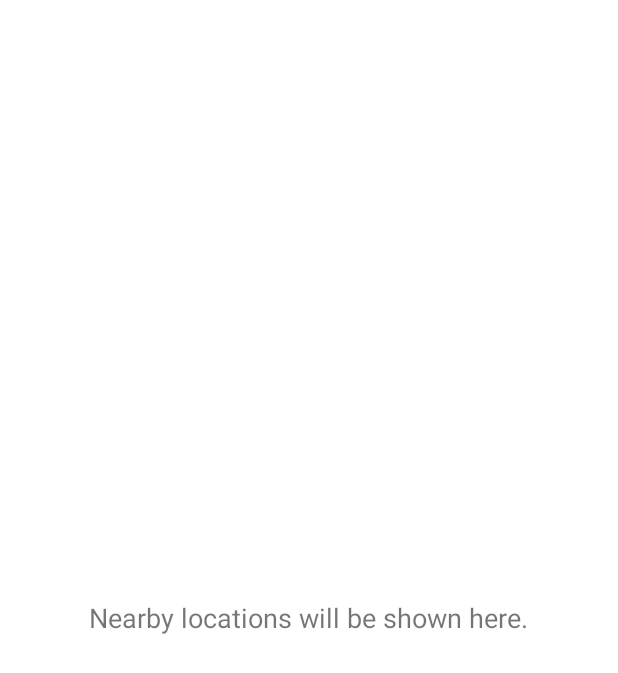
After one commit to KatsarosG/MountHub, an Android app: the NearbyLocActivity screen opened directly, with no data from a screen before it, on a phone screen of 412 x 824 dp. The commit adds this screen. Shown: the top 673 px of the screen. Run offline under Robolectric (Android 15) with nearby library versions, the phone set to English and light mode, and no system bars.

Commit message:
Added Nearby Locations button and new activity

```diff
--- a/app/src/main/AndroidManifest.xml
+++ b/app/src/main/AndroidManifest.xml
@@ -28,7 +28,10 @@
         <activity
             android:name=".MainActivity"
             android:exported="false">
+
         </activity>
+        <activity android:name=".NearbyLocActivity" />
+
         <activity
             android:name=".LoginActivity"
             android:exported="true"
--- /dev/null
+++ b/app/src/main/java/com/example/mounthub/NearbyLocActivity.java
@@ -0,0 +1,13 @@
+package com.example.mounthub;
+
+import android.os.Bundle;
+import androidx.appcompat.app.AppCompatActivity;
+import com.example.mounthub.R;
+
+public class NearbyLocActivity extends AppCompatActivity {
+    @Override
+    protected void onCreate(Bundle savedInstanceState) {
+        super.onCreate(savedInstanceState);
+        setContentView(R.layout.activity_nearby_loc);
+    }
+}
--- /dev/null
+++ b/app/src/main/res/layout/activity_nearby_loc.xml
@@ -0,0 +1,14 @@
+<?xml version="1.0" encoding="utf-8"?>
+<FrameLayout xmlns:android="http://schemas.android.com/apk/res/android"
+    android:layout_width="match_parent"
+    android:layout_height="match_parent"
+    android:padding="16dp">
+
+    <TextView
+        android:id="@+id/text_nearby"
+        android:layout_width="wrap_content"
+        android:layout_height="wrap_content"
+        android:text="Nearby locations will be shown here."
+        android:textSize="18sp"
+        android:layout_gravity="center" />
+</FrameLayout>
--- a/app/src/main/res/navigation/mobile_navigation.xml
+++ b/app/src/main/res/navigation/mobile_navigation.xml
@@ -22,4 +22,6 @@
         android:name="com.example.mounthub.ui.notifications.NotificationsFragment"
         android:label="@string/title_notifications"
         tools:layout="@layout/fragment_notifications" />
+
+
 </navigation>
--- a/app/src/main/res/values/strings.xml
+++ b/app/src/main/res/values/strings.xml
@@ -12,4 +12,6 @@
     <string name="logout">logout</string>
     <string name="confirm_password">confirm password</string>
     <string name="delete">delete</string>
+    <!-- TODO: Remove or change this placeholder text -->
+    <string name="hello_blank_fragment">Hello blank fragment</string>
 </resources>
```
Also changed, not shown: app/src/main/java/com/example/mounthub/ui/home/HomeFragment.java (+22 -4 lines), app/src/main/res/layout/fragment_home.xml (+18 -0 lines), app/src/main/res/layout/fragment_nearby_loc.xml (added, +14 -0 lines), app/src/main/res/drawable/locnear.png (added).
